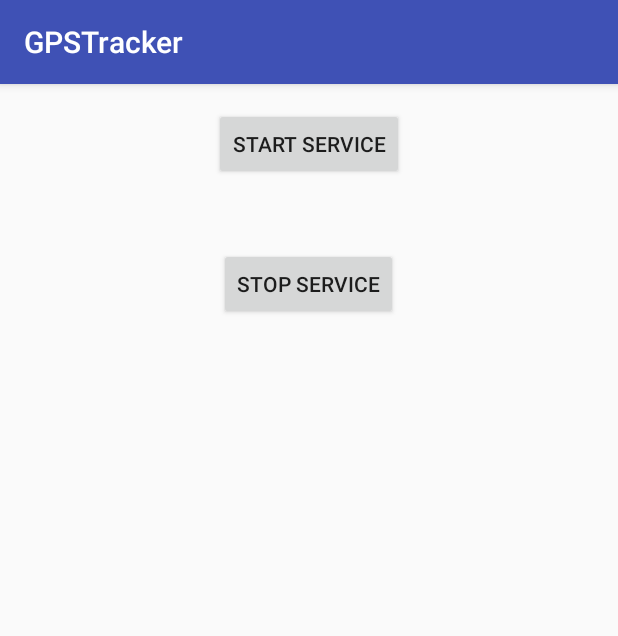
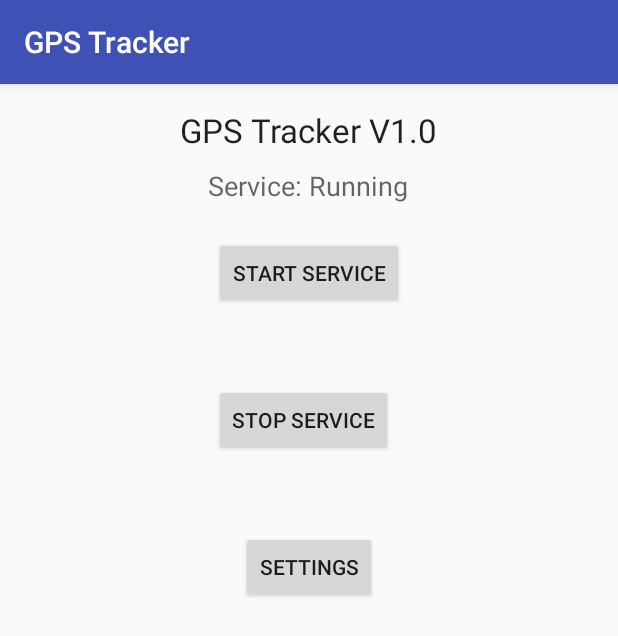
Before and after one commit to asoellner/GPSTracker, an Android app: the screen it shows after launch (MainActivity), on a phone screen of 412 x 824 dp. Shown: the top 636 px of the screen. Run offline under Robolectric (Android 15) with nearby library versions, the phone set to English and light mode, and no system bars.

Commit message:
Settings added

```diff
--- a/app/build.gradle
+++ b/app/build.gradle
@@ -26,4 +26,5 @@ dependencies {
     compile files('libs/activation.jar')
     compile files('libs/additionnal.jar')
     compile files('libs/mail.jar')
+    compile 'com.android.support:design:23.4.0'
 }
--- a/app/src/main/java/com/soellner/gpstracker/GPSTracker.java
+++ b/app/src/main/java/com/soellner/gpstracker/GPSTracker.java
@@ -151,7 +151,7 @@ public class GPSTracker extends Service implements LocationListener {
     }
 
     /**
-     * Function to show settings alert dialog
+     * Function to show settings_activity alert dialog
      * On pressing Settings button will lauch Settings Options
      */
 
--- a/app/src/main/java/com/soellner/gpstracker/MainActivity.java
+++ b/app/src/main/java/com/soellner/gpstracker/MainActivity.java
@@ -63,6 +63,25 @@ public class MainActivity extends AppCompatActivity {
 
 
         });
+
+
+
+
+        Button settingsButton = (Button) findViewById(R.id.settingsButton);
+        assert settingsButton != null;
+        settingsButton.setOnClickListener(new View.OnClickListener() {
+            public void onClick(View v) {
+                Intent intent = new Intent(MainActivity.this, SettingsActivity.class);
+
+                startActivity(intent);
+
+
+            }
+
+
+        });
+
+
         if (ActivityCompat.checkSelfPermission(getBaseContext(), Manifest.permission.ACCESS_FINE_LOCATION) != PackageManager.PERMISSION_GRANTED && ActivityCompat.checkSelfPermission(getBaseContext(), Manifest.permission.ACCESS_COARSE_LOCATION) != PackageManager.PERMISSION_GRANTED) {
 
             ActivityCompat.requestPermissions(this,
@@ -74,11 +93,11 @@ public class MainActivity extends AppCompatActivity {
 
         GPSTracker gps = new GPSTracker(locationManager, getBaseContext());
         // check if GPS enabled
-        if (gps.canGetLocation()) {
+        if (gps.canGetLocation() && gps.getLatitude() != 0.0) {
             _latitude = gps.getLatitude();
             _longitude = gps.getLongitude();
 
-          // new UploadLocation().execute();
+            // new UploadLocation().execute();
 
 
             //tv.setText("Latitude:" + latitude + ", Longitude:" + longitude);
--- a/app/src/main/res/layout/activity_main.xml
+++ b/app/src/main/res/layout/activity_main.xml
@@ -15,7 +15,8 @@
         android:text="Start Service"
         android:id="@+id/startButton"
         android:layout_alignParentTop="true"
-        android:layout_centerHorizontal="true" />
+        android:layout_centerHorizontal="true"
+        android:layout_marginTop="86dp" />
 
     <Button
         android:layout_width="wrap_content"
@@ -23,6 +24,34 @@
         android:text="Stop Service"
         android:id="@+id/stopButton"
         android:layout_below="@+id/startButton"
-        android:layout_centerHorizontal="true"
-        android:layout_marginTop="45dp" />
+        android:layout_alignStart="@+id/startButton"
+        android:layout_marginTop="50dp" />
+
+    <Button
+        android:layout_width="wrap_content"
+        android:layout_height="wrap_content"
+        android:text="Settings"
+        android:id="@+id/settingsButton"
+        android:layout_marginTop="50dp"
+        android:layout_below="@+id/stopButton"
+        android:layout_centerHorizontal="true" />
+
+    <TextView
+        android:layout_width="wrap_content"
+        android:layout_height="wrap_content"
+        android:textAppearance="?android:attr/textAppearanceLarge"
+        android:text="GPS Tracker V1.0"
+        android:id="@+id/textView"
+        android:layout_alignParentTop="true"
+        android:layout_centerHorizontal="true" />
+
+    <TextView
+        android:layout_width="wrap_content"
+        android:layout_height="wrap_content"
+        android:textAppearance="?android:attr/textAppearanceMedium"
+        android:text="Service: Running"
+        android:id="@+id/textView2"
+        android:layout_below="@+id/textView"
+        android:layout_marginTop="10dp"
+        android:layout_centerHorizontal="true" />
 </RelativeLayout>
--- a/app/src/main/res/values/strings.xml
+++ b/app/src/main/res/values/strings.xml
@@ -1,3 +1,4 @@
 <resources>
-    <string name="app_name">GPSTracker</string>
+    <string name="app_name">GPS Tracker</string>
+    <string name="settings">Settings</string>
 </resources>
```
Also changed, not shown: app/src/main/AndroidManifest.xml (+17 -5 lines), app/src/main/java/com/soellner/gpstracker/SettingsActivity.java (added, +224 -0 lines), app/src/main/res/layout/settings_activity.xml (added, +75 -0 lines).
